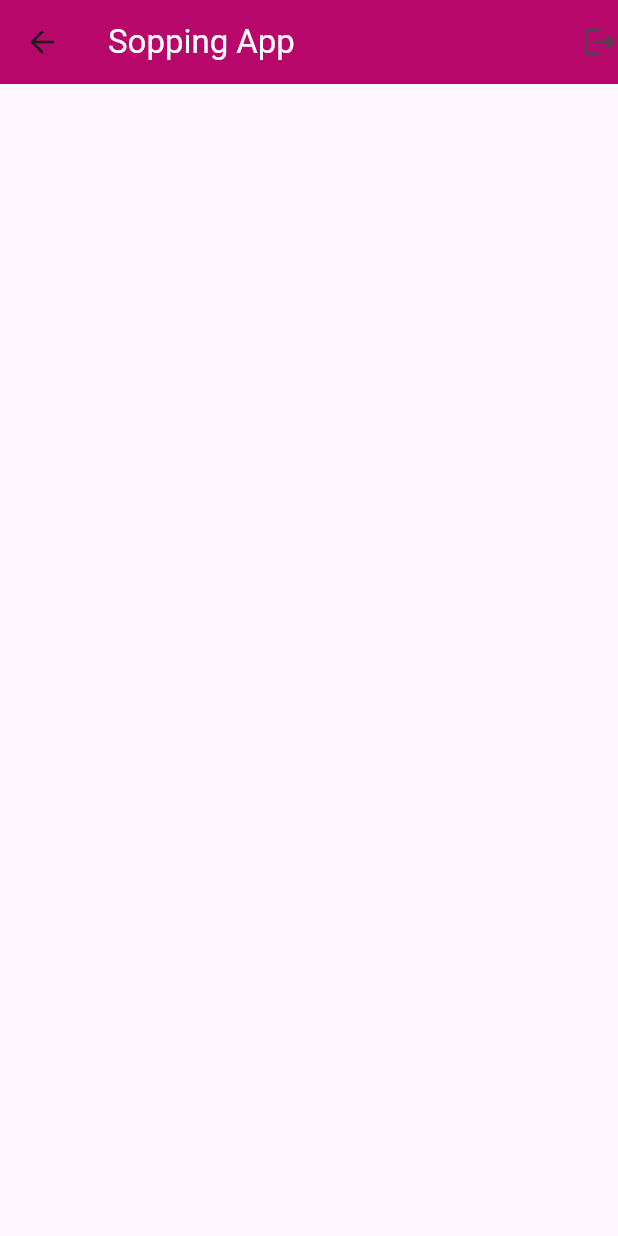
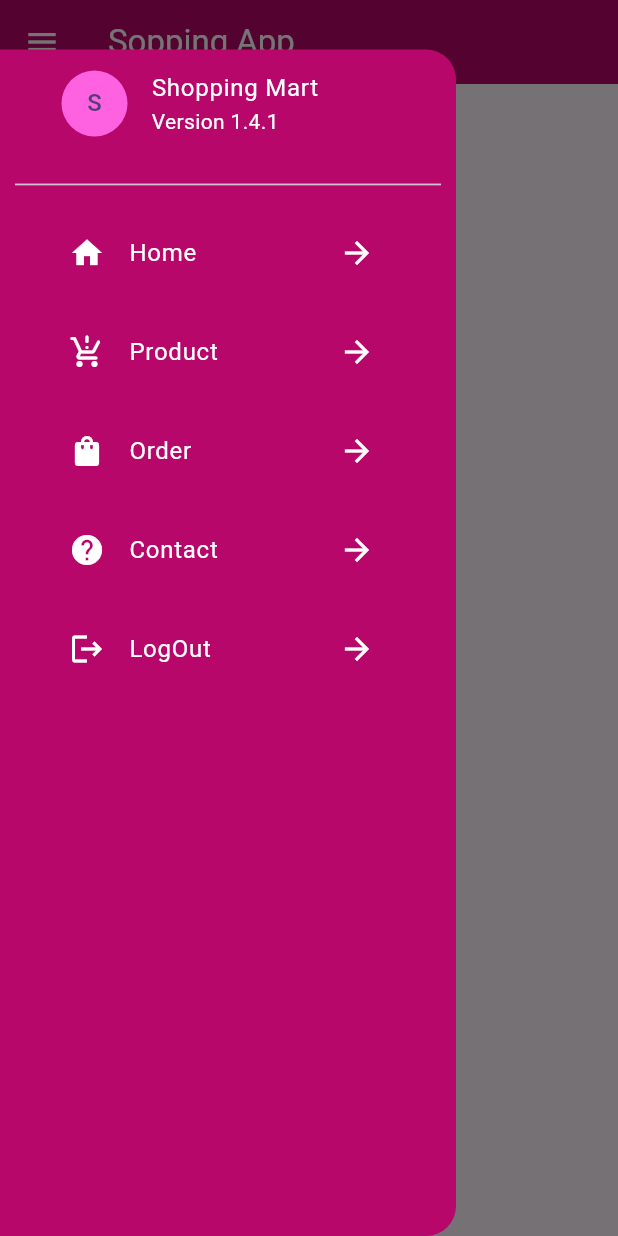
Before and after one commit to Has5an-Ali/shoppingapp, a Flutter app: the Mainscreen screen opened directly, with the side drawer open (before the commit the screen has no drawer), on a phone screen of 412 x 824 dp. Run offline on Flutter 3.47's test engine with Material 3 defaults, Android fonts, the phone set to English and light mode, and no system bars; drawn by our look-alikes of carousel_slider; our stand-ins replace cached_network_image, cloud_firestore, firebase_auth, firebase_core, firebase_messaging, flutter_easyloading and 4 more; accounts and stored records are empty.

Commit message:
banneradded

```diff
--- a/lib/Presentation/screens/auth/Registerscreen.dart
+++ b/lib/Presentation/screens/auth/Registerscreen.dart
@@ -25,6 +25,7 @@ class Registerscreen extends StatelessWidget {
   Widget build(BuildContext context) {
     return Scaffold(
       appBar: AppBar(
+        iconTheme: IconThemeData(color: AppConstant.textcolor),
         title: Text(
           'Sign Up  ',
           style: TextStyle(color: AppConstant.textcolor),
--- a/lib/Presentation/screens/auth/forgotpasswordscreen.dart
+++ b/lib/Presentation/screens/auth/forgotpasswordscreen.dart
@@ -22,6 +22,7 @@ class ForgetPassword extends StatelessWidget {
     return KeyboardVisibilityBuilder(builder: (context, isKeyboardVisible) {
       return Scaffold(
         appBar: AppBar(
+          iconTheme: IconThemeData(color: AppConstant.textcolor),
           title: Text(
             'Forgot Password ',
             style: TextStyle(color: AppConstant.textcolor),
--- a/lib/Presentation/screens/auth/signinscreen.dart
+++ b/lib/Presentation/screens/auth/signinscreen.dart
@@ -195,6 +195,7 @@ class Signinscreen extends StatelessWidget {
     return KeyboardVisibilityBuilder(builder: (context, isKeyboardVisible) {
       return Scaffold(
         appBar: AppBar(
+          iconTheme: IconThemeData(color: AppConstant.textcolor),
           title: Text(
             'Sign In',
             style: TextStyle(color: AppConstant.textcolor),
@@ -250,11 +251,8 @@ class Signinscreen extends StatelessWidget {
             SizedBox(
               height: 25,
             ),
-            TextButton(
-              child: Text(
-                "SIGN IN",
-                style: TextStyle(color: AppConstant.appmaincolor),
-              ),
+            Button(
+              text: "Sign In ",
               onPressed: () async {
                 String email = Useremail.text.trim();
                 String password = Userpassword.text.trim();
--- a/lib/Presentation/screens/user-panel/Main-screen.dart
+++ b/lib/Presentation/screens/user-panel/Main-screen.dart
@@ -4,6 +4,9 @@ import 'package:flutter/material.dart';
 import 'package:get/get.dart';
 import 'package:shoppingapp/Presentation/screens/auth/Welcomescreen.dart';
 import 'package:shoppingapp/utils/appconstant.dart';
+import 'package:shoppingapp/widget/Custom-drawer-widget.dart';
+
+import '../../../widget/BannerWidget.dart';
 
 class Mainscreen extends StatelessWidget {
   const Mainscreen({super.key});
@@ -12,17 +15,17 @@ class Mainscreen extends StatelessWidget {
   Widget build(BuildContext context) {
     return Scaffold(
       appBar: AppBar(
+        iconTheme: IconThemeData(color: AppConstant.textcolor),
         title: Text(
           "Sopping App",
           style: TextStyle(color: AppConstant.textcolor),
         ),
         backgroundColor: AppConstant.appmaincolor,
-        actions: [
-          InkWell(
-              onTap: () {
-                Get.offAll(() => Welcomescreen());
-              },
-              child: Icon(Icons.logout))
+      ),
+      drawer: DrawerWidget(),
+      body: Column(
+        children: [
+          Bannerwidget(),
         ],
       ),
     );
--- /dev/null
+++ b/lib/controller/bannerController.dart
@@ -0,0 +1,33 @@
+// ignore_for_file: non_constant_identifier_names
+
+import 'package:cloud_firestore/cloud_firestore.dart';
+import 'package:get/get.dart';
+import 'package:shoppingapp/utils/appconstant.dart';
+
+class BannerController extends GetxController {
+  RxList<String> BannerUrl = RxList([]);
+
+  @override
+  void onInit() {
+    super.onInit();
+    FetchBannerdata();
+  }
+
+  Future<void> FetchBannerdata() async {
+    try {
+      QuerySnapshot bannerSnapshot =
+          await FirebaseFirestore.instance.collection('Banner').get();
+
+      if (bannerSnapshot.docs.isNotEmpty) {
+        BannerUrl.value = bannerSnapshot.docs
+            .map((docs) => docs['imageUrl'] as String)
+            .toList();
+      }
+    } catch (e) {
+      Get.snackbar("Error", '$e',
+          snackPosition: SnackPosition.BOTTOM,
+          backgroundColor: AppConstant.appmaincolor,
+          colorText: AppConstant.textcolor);
+    }
+  }
+}
--- a/lib/utils/appconstant.dart
+++ b/lib/utils/appconstant.dart
@@ -4,5 +4,6 @@ class AppConstant {
   static String appname = 'shoppingmart';
 
   static const appmaincolor = Color.fromARGB(255, 183, 7, 107);
+  static const appseccolor = Color.fromARGB(255, 255, 98, 224);
   static const textcolor = Color.fromARGB(255, 255, 255, 255);
 }
--- /dev/null
+++ b/lib/widget/BannerWidget.dart
@@ -0,0 +1,35 @@
+// ignore_for_file: file_names
+
+import 'package:cached_network_image/cached_network_image.dart';
+import 'package:carousel_slider/carousel_slider.dart';
+import 'package:flutter/material.dart';
+import 'package:get/get.dart';
+
+import '../controller/bannerController.dart';
+
+class Bannerwidget extends StatelessWidget {
+  Bannerwidget({super.key});
+
+  final CarouselSliderController carouselSliderController =
+      CarouselSliderController();
+  final BannerController bannerController = Get.put(BannerController());
+
+  @override
+  Widget build(BuildContext context) {
+    return Container(
+      child: Obx(() {
+        return CarouselSlider(
+            items: bannerController.BannerUrl.map((imageUrl) => ClipRRect(
+                borderRadius: BorderRadius.circular(10),
+                child: CachedNetworkImage(
+                  imageUrl: imageUrl,
+                  fit: BoxFit.cover,
+                ))).toList(),
+            options: CarouselOptions(
+              autoPlay: true,
+              aspectRatio: 19 / 6,
+            ));
+      }),
+    );
+  }
+}
--- /dev/null
+++ b/lib/widget/Custom-drawer-widget.dart
@@ -0,0 +1,148 @@
+// ignore_for_file: prefer_const_constructors, prefer_const_literals_to_create_immutables
+
+import 'package:flutter/material.dart';
+import 'package:get/get.dart';
+import 'package:shoppingapp/Presentation/screens/auth/Welcomescreen.dart';
+import 'package:shoppingapp/utils/appconstant.dart';
+
+class DrawerWidget extends StatelessWidget {
+  const DrawerWidget({super.key});
+
+  @override
+  Widget build(BuildContext context) {
+    return Padding(
+      padding: EdgeInsets.only(top: Get.height / 25),
+      child: Drawer(
+        backgroundColor: AppConstant.appmaincolor,
+        shape: RoundedRectangleBorder(
+          borderRadius: BorderRadius.only(
+            topRight: Radius.circular(20),
+            bottomRight: Radius.circular(20),
+          ),
+        ),
+        child: Wrap(
+          runSpacing: 10,
+          children: [
+            Padding(
+              padding: const EdgeInsets.symmetric(horizontal: 25),
+              child: ListTile(
+                titleAlignment: ListTileTitleAlignment.center,
+                title: Text(
+                  "Shopping Mart",
+                  style: TextStyle(color: AppConstant.textcolor),
+                ),
+                subtitle: Text(
+                  "Version 1.4.1",
+                  style: TextStyle(color: AppConstant.textcolor),
+                ),
+                leading: CircleAvatar(
+                  backgroundColor: AppConstant.appseccolor,
+                  radius: 22,
+                  child: Text('S'),
+                ),
+              ),
+            ),
+            Divider(
+              indent: 10,
+              endIndent: 10,
+              thickness: 1.2,
+            ),
+            Padding(
+              padding: const EdgeInsets.symmetric(horizontal: 30),
+              child: ListTile(
+                titleAlignment: ListTileTitleAlignment.center,
+                title: Text(
+                  "Home",
+                  style: TextStyle(color: AppConstant.textcolor),
+                ),
+                leading: Icon(
+                  Icons.home,
+                  color: AppConstant.textcolor,
+                ),
+                trailing: Icon(
+                  Icons.arrow_forward,
+                  color: AppConstant.textcolor,
+                ),
+              ),
+            ),
+            Padding(
+              padding: const EdgeInsets.symmetric(horizontal: 30),
+              child: ListTile(
+                titleAlignment: ListTileTitleAlignment.center,
+                title: Text(
+                  "Product",
+                  style: TextStyle(color: AppConstant.textcolor),
+                ),
+                leading: Icon(
+                  Icons.production_quantity_limits_rounded,
+                  color: AppConstant.textcolor,
+                ),
+                trailing: Icon(
+                  Icons.arrow_forward,
+                  color: AppConstant.textcolor,
+                ),
+              ),
+            ),
+            Padding(
+              padding: const EdgeInsets.symmetric(horizontal: 30),
+              child: ListTile(
+                titleAlignment: ListTileTitleAlignment.center,
+                title: Text(
+                  "Order",
+                  style: TextStyle(color: AppConstant.textcolor),
+                ),
+                leading: Icon(
+                  Icons.shopping_bag_rounded,
+                  color: AppConstant.textcolor,
+                ),
+                trailing: Icon(
+                  Icons.arrow_forward,
+                  color: AppConstant.textcolor,
+                ),
+              ),
+            ),
+            Padding(
+              padding: const EdgeInsets.symmetric(horizontal: 30),
+              child: ListTile(
+                titleAlignment: ListTileTitleAlignment.center,
+                title: Text(
+                  "Contact",
+                  style: TextStyle(color: AppConstant.textcolor),
+                ),
+                leading: Icon(
+                  Icons.help,
+                  color: AppConstant.textcolor,
+                ),
+                trailing: Icon(
+                  Icons.arrow_forward,
+                  color: AppConstant.textcolor,
+                ),
+              ),
+            ),
+            Padding(
+              padding: const EdgeInsets.symmetric(horizontal: 30),
+              child: ListTile(
+                onTap: () {
+                  Get.offAll(() => Welcomescreen());
+                },
+                titleAlignment: ListTileTitleAlignment.center,
+                title: Text(
+                  "LogOut",
+                  style: TextStyle(color: AppConstant.textcolor),
+                ),
+                leading: Icon(
+                  Icons.logout,
+                  color: AppConstant.textcolor,
+                ),
+                trailing: Icon(
+                  Icons.arrow_forward,
+                  color: AppConstant.textcolor,
+                ),
+              ),
+            ),
+          ],
+        ),
+      ),
+    );
+  }
+}
--- a/pubspec.yaml
+++ b/pubspec.yaml
@@ -44,6 +44,8 @@ dependencies:
   flutter_easyloading: ^3.0.5
   cloud_firestore: ^4.14.0
   firebase_messaging: ^14.7.10
+  carousel_slider: ^5.0.0
+  cached_network_image: ^3.4.1
 
 dev_dependencies:
   flutter_test:
```
Also changed, not shown: pubspec.lock, 1 other file.
